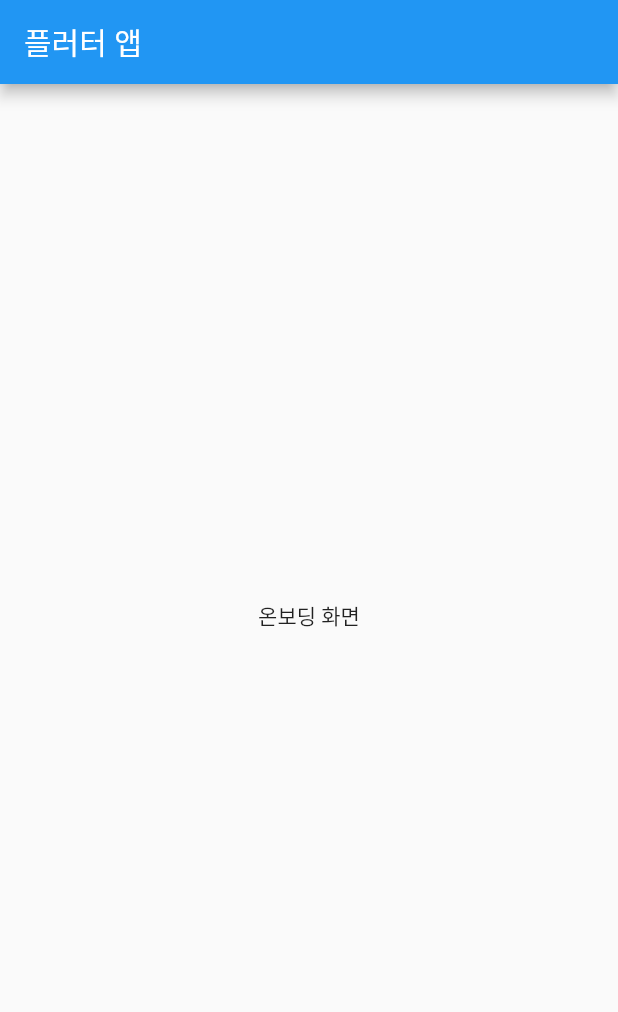
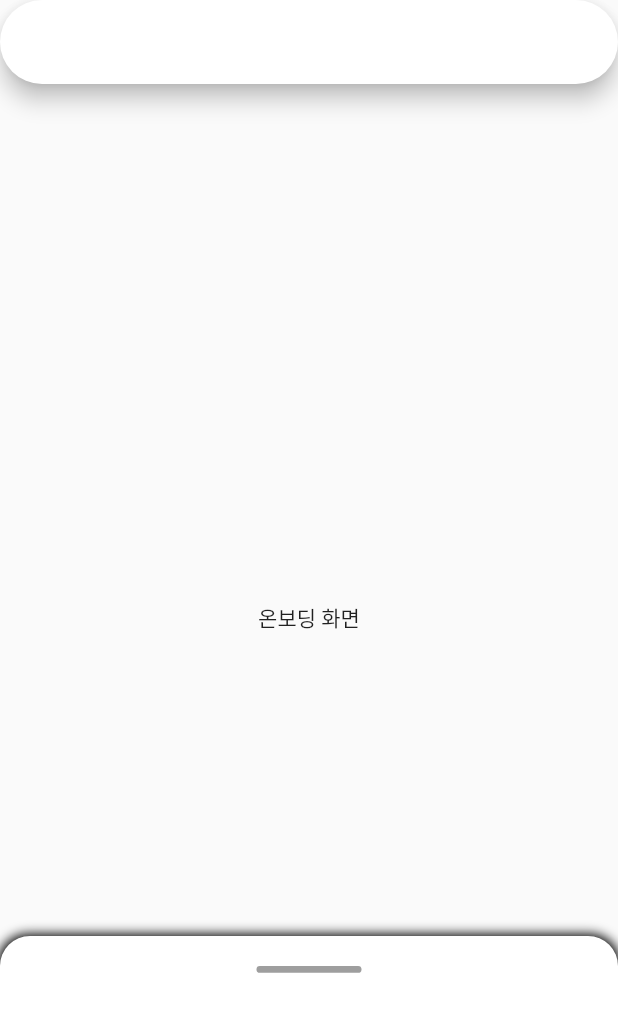
Before and after one commit to P-map/P-map_frontend, a Flutter app: the screen it shows after launch, on a phone screen of 412 x 824 dp. Shown: the top 1012 px of the screen. Run offline on Flutter 3.47's test engine with Material 2 defaults, Android fonts, the phone set to English and light mode, and no system bars.

Commit message:
feat: home UI 구현

```diff
--- a/pmap/lib/main.dart
+++ b/pmap/lib/main.dart
@@ -1,64 +1,23 @@
-  // ignore_for_file: library_private_types_in_public_api
+import 'package:flutter/material.dart';
+import 'package:pmap/views/home/home_screen.dart';
 
-  import 'package:flutter/material.dart';
-  import 'views/onboarding/onboarding.dart';
-  import 'views/home/home.dart';
-  import 'views/mypage/mypage.dart';
-  import 'views/recommendation/recommendation.dart';
-
-  void main() => runApp(const MyApp());
+void main() {
+  runApp(const MyApp());
+}
 
 class MyApp extends StatelessWidget {
   const MyApp({super.key});
 
   @override
   Widget build(BuildContext context) {
-      return const MaterialApp(
-        home: HomeScreen(),
+    return MaterialApp(
+      title: 'My Mobile App',
+      theme: ThemeData(
+          primarySwatch: Colors.blue,
+          appBarTheme: const AppBarTheme(
+            backgroundColor: Colors.white, // 기본 색상
+          )),
+      home: const HomeScreen(),
     );
   }
 }
-
-  class HomeScreen extends StatefulWidget {
-    const HomeScreen({super.key});
-
-    @override
-    _HomeScreenState createState() => _HomeScreenState();
-  }
-
-  class _HomeScreenState extends State<HomeScreen> {
-    int _currentIndex = 0;
-
-    final List<Widget> _children = [
-      const Screen0(),
-      const Screen1(),
-      const Screen2(),
-      const Screen3(),
-
-      // 추가하고 싶은 화면들
-    ];
-
-    @override
-    Widget build(BuildContext context) {
-      return Scaffold(
-        appBar: AppBar(title: const Text("플러터 앱")),
-        body: _children[_currentIndex],
-        bottomNavigationBar: BottomNavigationBar(
-          currentIndex: _currentIndex,
-          onTap: (index) {
-            setState(() {
-              _currentIndex = index;
-            });
-          },
-          items: const [
-            BottomNavigationBarItem(icon: Icon(Icons.local_parking), label: "온보딩"),
-            BottomNavigationBarItem(icon: Icon(Icons.pin_drop), label: "주변"),
-            BottomNavigationBarItem(icon: Icon(Icons.layers_rounded), label: "추천"),
-            BottomNavigationBarItem(icon: Icon(Icons.person_outline_rounded), label: "MY"),
-
-            // 추가하고 싶은 아이템들
-          ],
-        ),
-      );
-    }
-  }
--- /dev/null
+++ b/pmap/lib/views/home/hidenavbar.dart
@@ -0,0 +1,33 @@
+import 'package:flutter/material.dart';
+import 'package:flutter/rendering.dart';
+
+class HideNavbar {
+  final ScrollController controller = ScrollController();
+  final ValueNotifier<bool> visible = ValueNotifier<bool>(true);
+
+  HideNavbar() {
+    visible.value = true;
+    controller.addListener(
+      () {
+        if (controller.position.userScrollDirection ==
+            ScrollDirection.reverse) {
+          if (visible.value) {
+            visible.value = false;
+          }
+        }
+
+        if (controller.position.userScrollDirection ==
+            ScrollDirection.forward) {
+          if (!visible.value) {
+            visible.value = true;
+          }
+        }
+      },
+    );
+  }
+
+  void dispose() {
+    controller.dispose();
+    visible.dispose();
+  }
+}
--- /dev/null
+++ b/pmap/lib/views/home/home_screen.dart
@@ -0,0 +1,36 @@
+import 'package:flutter/material.dart';
+import 'package:pmap/views/home/scrollWidget.dart';
+import 'package:pmap/views/onboarding/onboarding.dart';
+
+class HomeScreen extends StatefulWidget {
+  const HomeScreen({Key? key}) : super(key: key);
+
+  @override
+  State<HomeScreen> createState() => _HomeScreenState();
+}
+
+class _HomeScreenState extends State<HomeScreen> {
+  double height = 300;
+
+  @override
+  Widget build(BuildContext context) {
+    // height = MediaQuery.of(context).size.height - 200;
+    return const Scaffold(
+      body: SafeArea(
+        child: Stack(
+          children: [
+            SearchBar(),
+            Column(
+              mainAxisSize: MainAxisSize.max,
+              children: [
+                Expanded(child: Screen0()),
+              ],
+            ),
+            HomeWidget(),
+          ],
+        ),
+      ),
+    );
+
+  }
+}
--- /dev/null
+++ b/pmap/lib/views/home/scrollWidget.dart
@@ -0,0 +1,97 @@
+import 'package:flutter/material.dart';
+
+import 'hidenavbar.dart';
+
+class HomeWidget extends StatefulWidget {
+  const HomeWidget({super.key});
+
+  @override
+  State<HomeWidget> createState() => _HomeWidgetState();
+}
+
+  class _HomeWidgetState extends State<HomeWidget> {
+    late double _height;
+
+    final double _lowLimit = 200;
+    final double _highLimit = 700;
+    final double _upThresh = 100;
+    final double _boundary = 300;
+    final double _downThresh = 350;
+
+    final HideNavbar hiding = HideNavbar();
+
+    bool _longAnimation = false;
+
+  @override
+  void initState() {
+    super.initState();
+    _height = _lowLimit;
+  }
+
+  @override
+  Widget build(BuildContext context) {
+    return Positioned(
+      bottom: 0.0,
+      child: GestureDetector(
+        onVerticalDragUpdate: ((details) {
+          double? delta = details.primaryDelta;
+          if (delta != null) {
+            if(_longAnimation ||
+            (_height <= _lowLimit && delta > 0) ||
+            (_height >= _highLimit && delta < 0)) {
+              return;
+            }
+            setState(() {
+              if (_upThresh <= _height && _height <= _boundary) {
+                _height = _highLimit;
+                _longAnimation = true;
+              }
+              else if (_boundary <= _height && _height <= _downThresh) {
+                _height = _lowLimit;
+                _longAnimation = true;
+              }
+              else {
+                _height -= delta;
+              }
+            });
+          }
+        }),
+
+      child: AnimatedContainer(
+        curve: Curves.bounceOut,
+        onEnd: () {
+          if (_longAnimation) {
+            setState(() {
+              _longAnimation = false;
+            });
+          }
+        },
+        duration: const Duration(milliseconds: 400),
+        decoration: const BoxDecoration(
+          boxShadow: [BoxShadow(blurRadius: 6, spreadRadius: 0.7)],
+          color: Colors.white,
+          borderRadius: BorderRadius.vertical(top: Radius.circular(20))
+        ),
+        width: MediaQuery.of(context).size.width,
+        height: _height,
+        child: Column(
+          children: [
+            const SizedBox(
+              height: 20,
+            ),
+            Container(
+              width: 70,
+              height: 4.5,
+              decoration: const BoxDecoration(
+                color: Colors.grey,
+                borderRadius: BorderRadius.all(Radius.circular(10))
+              ),
+            )
+          ],
+        ),
+        )
+
+    ),);
+  }
+
+}
--- a/pmap/lib/views/onboarding/onboarding.dart
+++ b/pmap/lib/views/onboarding/onboarding.dart
@@ -1,7 +1,7 @@
 import 'package:flutter/material.dart';
 
 class Screen0 extends StatelessWidget {
-  const Screen0({Key? key}) : super(key: key);
+  const Screen0 ({super.key});
 
   @override
   Widget build(BuildContext context) {
```
Also changed, not shown: pmap/lib/views/home/home.dart (deleted, +0 -10 lines), pmap/lib/views/home/searchBar.dart (added, +66 -0 lines). Lines whose indentation alone changed are shown as unchanged.
